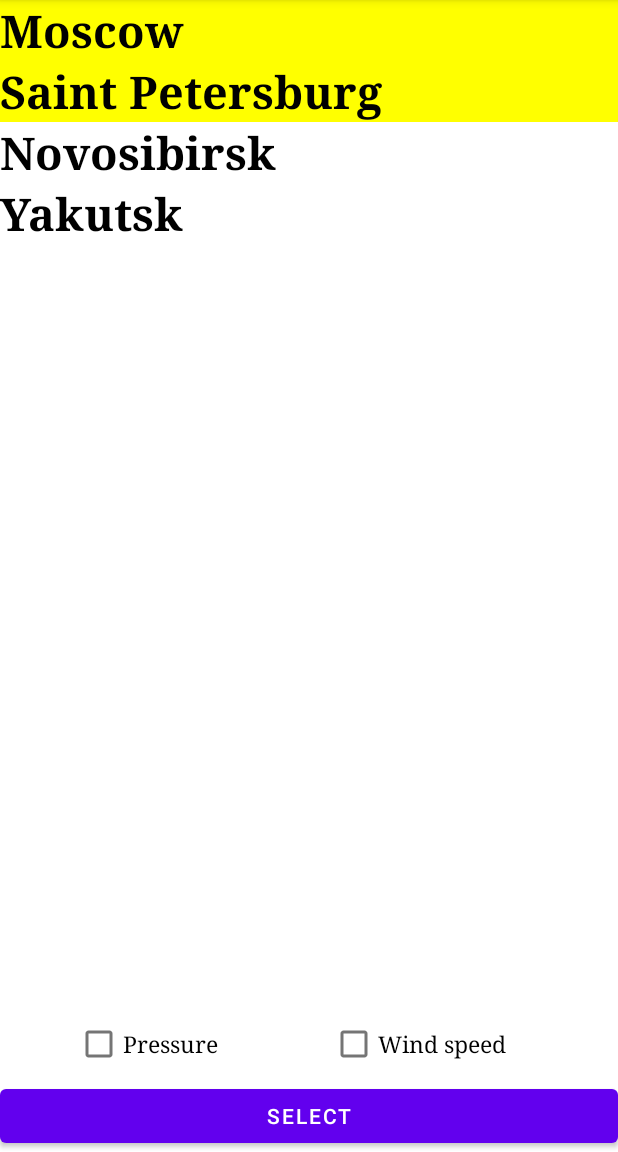
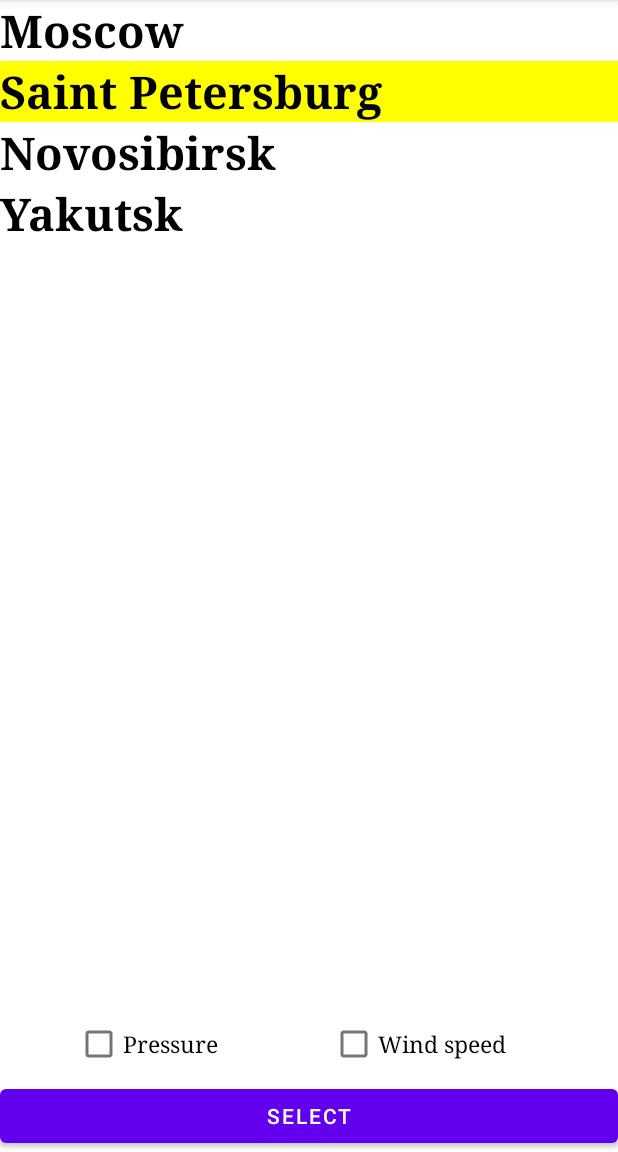
Before and after one commit to AnyaBananya/Androidik, an Android app: the CitiesFragment screen opened directly, with no data from a screen before it, after a tap on "Saint Petersburg", on a phone screen of 412 x 824 dp, the part 84-1236 px from its top. Run offline under Robolectric (Android 15) with nearby library versions, the light colour scheme and no system bars.

Commit message:
Добавелн скрол, убран мертвый код

```diff
--- a/app/src/main/java/ru/geekbrains/bananaforecast/CitiesFragment.java
+++ b/app/src/main/java/ru/geekbrains/bananaforecast/CitiesFragment.java
@@ -1,7 +1,6 @@
 package ru.geekbrains.bananaforecast;
 
 import android.content.Context;
-import android.content.Intent;
 import android.graphics.Color;
 import android.os.Bundle;
 
@@ -15,16 +14,10 @@ import android.view.View;
 import android.view.ViewGroup;
 import android.widget.LinearLayout;
 import android.widget.TextView;
-import android.widget.Toast;
 
 import ru.geekbrains.bananaforecast.observer.Publisher;
 import ru.geekbrains.bananaforecast.observer.PublisherGetter;
 
-/**
- * A simple {@link Fragment} subclass.
- * Use the {@link CitiesFragment#newInstance} factory method to
- * create an instance of this fragment.
- */
 public class CitiesFragment extends Fragment {
     private Publisher publisher;
     City currentCity;
@@ -87,10 +80,10 @@ public class CitiesFragment extends Fragment {
         super.onActivityCreated(savedInstanceState);
 
         if (savedInstanceState != null) {
-            currentCity = (City) savedInstanceState.getSerializable("CurrenctCity");
+            currentCity = (City) savedInstanceState.getSerializable("CurrentCity");
         } else {
-
-            currentCity = new City(getResources().getStringArray(R.array.cities)[0], getResources().getStringArray(R.array.temperatures)[0]);
+            currentCity = new City(getResources().getStringArray(R.array.cities)[0], getResources().getStringArray(R.array.temperatures)[0],
+                getResources().getStringArray(R.array.pressures)[0], getResources().getStringArray(R.array.windSpeeds)[0]);
         }
     }
 
@@ -103,20 +96,28 @@ public class CitiesFragment extends Fragment {
     private void initList(View view) {
         LinearLayout linearLayout = (LinearLayout) view;
         String[] cities = getResources().getStringArray(R.array.cities);
+        TextView[] textViews = new TextView[cities.length];
 
         for (int i = 0; i < cities.length; i++) {
             String city = cities[i];
             TextView textView = new TextView(getContext(), null, 0, R.style.HeaderText);
+            textViews[i] = textView;
             textView.setText(city);
             linearLayout.addView(textView);
             int finalI = i;
+
             textView.setOnClickListener(new View.OnClickListener() {
                 @Override
                 public void onClick(View view) {
+                    for (TextView tv: textViews){
+                        tv.setBackgroundColor(Color.WHITE);
+
+                    }
                     Log.d(CitiesFragment.class.getSimpleName(), "onClick()");
-
                     textView.setBackgroundColor(Color.YELLOW);
-                    currentCity = new City(city, getResources().getStringArray(R.array.temperatures)[finalI]);
+                    currentCity =
+                        new City(city, getResources().getStringArray(R.array.temperatures)[finalI], getResources().getStringArray(R.array.pressures)[finalI],
+                            getResources().getStringArray(R.array.windSpeeds)[finalI]);
                     publisher.notify(currentCity);
                 }
             });
@@ -128,6 +129,4 @@ public class CitiesFragment extends Fragment {
         super.onAttach(context);
         publisher = ((PublisherGetter) context).getPublisher();
     }
-
-
 }
--- a/app/src/main/java/ru/geekbrains/bananaforecast/City.java
+++ b/app/src/main/java/ru/geekbrains/bananaforecast/City.java
@@ -5,19 +5,25 @@ import java.io.Serializable;
 public class City implements Serializable {
     private String name;
     private String temperature;
-    private float pressure;
-    private float windSpeed;
+    private String pressure;
+    private String windSpeed;
+    private boolean isNeedPressure;
+    private boolean isNeedWindSpeed;
 
-    public City(String name, String temperature, float pressure, float windSpeed) {
+    public City(String name, String temperature, String pressure, String windSpeed) {
         this.name = name;
         this.temperature = temperature;
         this.pressure = pressure;
         this.windSpeed = windSpeed;
+        this.isNeedPressure = false;
+        this.isNeedWindSpeed = false;
     }
 
     public City(String name, String temperature) {
         this.name = name;
         this.temperature = temperature;
+        this.isNeedPressure = false;
+        this.isNeedWindSpeed = false;
     }
 
     public String getName() {
@@ -36,19 +42,35 @@ public class City implements Serializable {
         this.temperature = temperature;
     }
 
-    public float getPressure() {
+    public String getPressure() {
         return pressure;
     }
 
-    public void setPressure(float pressure) {
+    public void setPressure(String pressure) {
         this.pressure = pressure;
     }
 
-    public float getWindSpeed() {
+    public String getWindSpeed() {
         return windSpeed;
     }
 
-    public void setWindSpeed(float windSpeed) {
+    public void setWindSpeed(String windSpeed) {
         this.windSpeed = windSpeed;
     }
+
+    public boolean isNeedPressure() {
+        return isNeedPressure;
+    }
+
+    public void setNeedPressure(boolean needPressure) {
+        isNeedPressure = needPressure;
+    }
+
+    public boolean isNeedWindSpeed() {
+        return isNeedWindSpeed;
+    }
+
+    public void setNeedWindSpeed(boolean needWindSpeed) {
+        isNeedWindSpeed = needWindSpeed;
+    }
 }
--- a/app/src/main/java/ru/geekbrains/bananaforecast/SelectCityActivity.java
+++ b/app/src/main/java/ru/geekbrains/bananaforecast/SelectCityActivity.java
@@ -37,17 +37,23 @@ public class SelectCityActivity extends AppCompatActivity implements View.OnClic
             Toast.makeText(getApplicationContext(), "onCreate()", Toast.LENGTH_SHORT).show();
         }
 
-        Intent intent = getIntent();
-
         publisher.subscribe(this);
         setContentView(R.layout.activity_select_city);
 
-        //city = intent.hasExtra(Constants.EXTRA_CITY) ? intent.getStringExtra(Constants.EXTRA_CITY) :
-         //   new City(getResources().getStringArray(R.array.cities)[0], getResources().getStringArray(R.array.temperatures)[0]).getName();
+        Intent intent = getIntent();
+        if (intent.hasExtra("parcel")) {
+            city = (City) intent.getSerializableExtra("parcel");
+        } else {
+            city = new City(getResources().getStringArray(R.array.cities)[0], getResources().getStringArray(R.array.temperatures)[0],
+                getResources().getStringArray(R.array.pressures)[0], getResources().getStringArray(R.array.windSpeeds)[0]);
+        }
+
+        CheckBox cbNeedPressure = (CheckBox) findViewById(R.id.checkBoxPressure);
+        cbNeedPressure.setOnCheckedChangeListener((buttonView, isChecked) -> city.setNeedPressure( cbNeedPressure.isChecked()));
+        Log.d(SelectCityActivity.class.getSimpleName(), String.valueOf(cbNeedPressure.isChecked()));
 
         Button selectCity = (Button) findViewById(R.id.buttonSelectCity);
         selectCity.setOnClickListener(this);
-
     }
 
     @Override
@@ -59,8 +65,7 @@ public class SelectCityActivity extends AppCompatActivity implements View.OnClic
 
         if (v.getId() == R.id.buttonSelectCity) {
             Intent intent = new Intent(getApplicationContext(), MainActivity.class);
-            intent.putExtra(Constants.EXTRA_CITY, city.getName());
-            intent.putExtra(Constants.EXTRA_PRESSURE, isCheckPressure);
+            intent.putExtra("parcel", city);
             startActivity(intent);
         }
     }
--- a/app/src/main/res/layout/activity_select_city.xml
+++ b/app/src/main/res/layout/activity_select_city.xml
@@ -6,9 +6,18 @@
     android:layout_height="match_parent"
     tools:context=".SelectCityActivity">
 
+    <ScrollView
+            android:id="@+id/scroll"
+            android:layout_width="fill_parent"
+            app:layout_constraintTop_toTopOf="parent"
+            app:layout_constraintLeft_toLeftOf="parent"
+            app:layout_constraintRight_toRightOf="parent"
+            app:layout_constraintBottom_toTopOf="@+id/linear"
+            android:layout_height="0px">
+
     <FrameLayout
             android:layout_width="match_parent"
-            android:layout_height="match_parent">
+            android:layout_height="wrap_content">
 
         <fragment
                 android:name="ru.geekbrains.bananaforecast.CitiesFragment"
@@ -16,74 +25,13 @@
                 android:layout_height="match_parent"
                 android:id="@+id/cities" />
     </FrameLayout>
-<!--
-    <AutoCompleteTextView
-        android:id="@+id/editTextCity"
-        android:layout_width="match_parent"
-        android:layout_height="wrap_content"
-        android:hint="@string/label_city"
-        android:gravity="center"
-        android:inputType="textPersonName"
-        android:theme="@style/HeaderText"
-        app:layout_constraintBottom_toTopOf="@id/TableLayout"
-        app:layout_constraintLeft_toLeftOf="parent"
-        app:layout_constraintRight_toRightOf="parent"
-        app:layout_constraintTop_toTopOf="parent"
-        tools:ignore="LabelFor" />
+    </ScrollView>
 
-    <TableLayout
-        android:id="@+id/TableLayout"
-        android:layout_width="match_parent"
-        android:layout_height="wrap_content"
-        android:layout_marginStart="@dimen/leftIndent"
-        android:isScrollContainer="true"
-        android:theme="@style/SimpleText"
-        app:layout_constraintBottom_toBottomOf="@id/linear"
-        app:layout_constraintLeft_toLeftOf="parent"
-        app:layout_constraintRight_toRightOf="parent"
-        app:layout_constraintTop_toBottomOf="@+id/editTextCity">
-
-        <TableRow
-            android:layout_width="match_parent"
-            android:layout_height="wrap_content"
-            android:layout_margin="@dimen/simpleIndent">
-
-            <TextView android:text="Москва" />
-        </TableRow>
-
-        <TableRow
-            android:layout_width="match_parent"
-            android:layout_height="wrap_content"
-            android:layout_margin="@dimen/simpleIndent">
-
-            <TextView android:text="Санкт-Петербург" />
-        </TableRow>
-
-        <TableRow
-            android:layout_width="match_parent"
-            android:layout_height="wrap_content"
-            android:layout_margin="@dimen/simpleIndent">
-
-            <TextView android:text="Новосибирск" />
-        </TableRow>
-
-        <TableRow
-            android:layout_width="match_parent"
-            android:layout_height="wrap_content"
-            android:layout_margin="@dimen/simpleIndent">
-
-            <TextView android:text="Якутск" />
-        </TableRow>
-
-    </TableLayout>
--->
     <LinearLayout
         android:id="@+id/linear"
         android:layout_width="match_parent"
         android:layout_height="wrap_content"
         app:layout_constraintBottom_toTopOf="@id/buttonSelectCity">
-       <!-- app:layout_constraintTop_toBottomOf="@id/TableLayout"-->
-
 
         <CheckBox
             android:id="@+id/checkBoxPressure"
--- a/app/src/main/res/values/strings.xml
+++ b/app/src/main/res/values/strings.xml
@@ -22,5 +22,17 @@
         <item>+5</item>
         <item>-5</item>
     </string-array>
+    <string-array name="pressures">
+        <item>749 mmHg</item>
+        <item>750 mmHg</item>
+        <item>751 mmHg</item>
+        <item>752 mmHg</item>
+    </string-array>
+    <string-array name="windSpeeds">
+        <item>2 m/s</item>
+        <item>10 m/s</item>
+        <item>3 m/s</item>
+        <item>4 m/s</item>
+    </string-array>
 
 </resources>
```
Also changed, not shown: app/src/main/java/ru/geekbrains/bananaforecast/MainActivity.java (+15 -10 lines), app/src/main/res/layout/activity_main.xml (+12 -10 lines), 1 other file.
